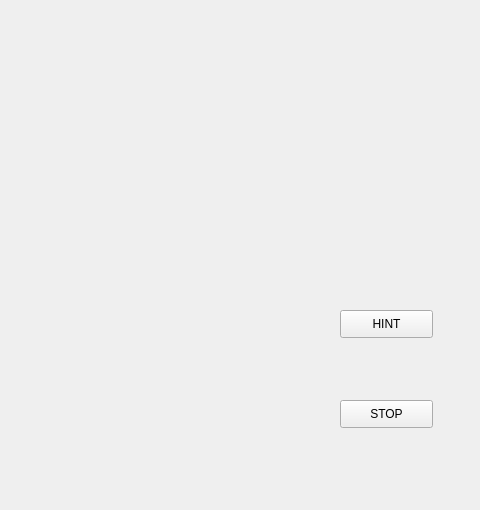
This is Bejeweled/cgamedlg.ui in Paitesanshi/Data-Structure-Project as Qt 5 draws it before an edit; both pictures show x 720 to 1200 and y 210 to 720 of the 1200 by 900 pixel window. The edited form follows.
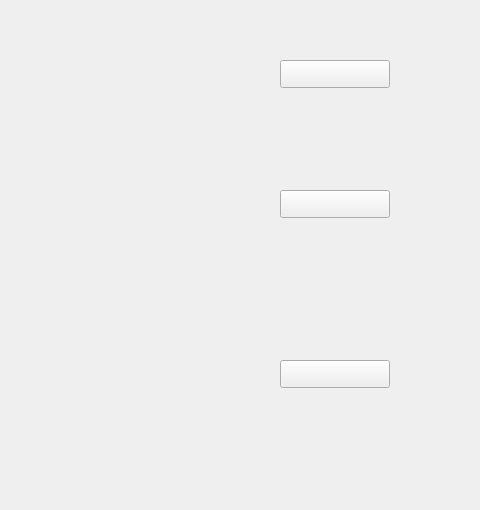
This is the edited form.

```diff
--- a/Bejeweled/cgamedlg.ui
+++ b/Bejeweled/cgamedlg.ui
@@ -31,32 +31,6 @@
     <string>分数：</string>
    </property>
   </widget>
-  <widget class="QPushButton" name="pushButton">
-   <property name="geometry">
-    <rect>
-     <x>1060</x>
-     <y>610</y>
-     <width>93</width>
-     <height>28</height>
-    </rect>
-   </property>
-   <property name="text">
-    <string>STOP</string>
-   </property>
-  </widget>
-  <widget class="QPushButton" name="pushButton_3">
-   <property name="geometry">
-    <rect>
-     <x>1060</x>
-     <y>520</y>
-     <width>93</width>
-     <height>28</height>
-    </rect>
-   </property>
-   <property name="text">
-    <string>HINT</string>
-   </property>
-  </widget>
   <widget class="QLabel" name="label_2">
    <property name="geometry">
     <rect>
@@ -75,6 +49,149 @@
     <string>目标：</string>
    </property>
   </widget>
+  <widget class="QLabel" name="label_3">
+   <property name="geometry">
+    <rect>
+     <x>1030</x>
+     <y>200</y>
+     <width>50</width>
+     <height>50</height>
+    </rect>
+   </property>
+   <property name="text">
+    <string/>
+   </property>
+  </widget>
+  <widget class="QLabel" name="label_5">
+   <property name="geometry">
+    <rect>
+     <x>1000</x>
+     <y>320</y>
+     <width>110</width>
+     <height>60</height>
+    </rect>
+   </property>
+   <property name="text">
+    <string/>
+   </property>
+  </widget>
+  <widget class="QLabel" name="label_7">
+   <property name="geometry">
+    <rect>
+     <x>1020</x>
+     <y>440</y>
+     <width>70</width>
+     <height>110</height>
+    </rect>
+   </property>
+   <property name="text">
+    <string/>
+   </property>
+  </widget>
+  <widget class="QPushButton" name="pushButton_2">
+   <property name="geometry">
+    <rect>
+     <x>1000</x>
+     <y>270</y>
+     <width>110</width>
+     <height>28</height>
+    </rect>
+   </property>
+   <property name="text">
+    <string/>
+   </property>
+  </widget>
+  <widget class="QPushButton" name="pushButton_4">
+   <property name="geometry">
+    <rect>
+     <x>1000</x>
+     <y>400</y>
+     <width>110</width>
+     <height>28</height>
+    </rect>
+   </property>
+   <property name="text">
+    <string/>
+   </property>
+  </widget>
+  <widget class="QPushButton" name="pushButton_5">
+   <property name="geometry">
+    <rect>
+     <x>1000</x>
+     <y>570</y>
+     <width>110</width>
+     <height>28</height>
+    </rect>
+   </property>
+   <property name="text">
+    <string/>
+   </property>
+  </widget>
+  <widget class="QLabel" name="label_4">
+   <property name="geometry">
+    <rect>
+     <x>1020</x>
+     <y>840</y>
+     <width>40</width>
+     <height>40</height>
+    </rect>
+   </property>
+   <property name="text">
+    <string/>
+   </property>
+  </widget>
+  <widget class="QLabel" name="label_6">
+   <property name="geometry">
+    <rect>
+     <x>1080</x>
+     <y>840</y>
+     <width>40</width>
+     <height>40</height>
+    </rect>
+   </property>
+   <property name="text">
+    <string/>
+   </property>
+  </widget>
+  <widget class="QLabel" name="label_8">
+   <property name="geometry">
+    <rect>
+     <x>1030</x>
+     <y>610</y>
+     <width>50</width>
+     <height>50</height>
+    </rect>
+   </property>
+   <property name="text">
+    <string/>
+   </property>
+  </widget>
+  <widget class="QLabel" name="label_9">
+   <property name="geometry">
+    <rect>
+     <x>1030</x>
+     <y>680</y>
+     <width>50</width>
+     <height>50</height>
+    </rect>
+   </property>
+   <property name="text">
+    <string/>
+   </property>
+  </widget>
+  <widget class="QLabel" name="label_10">
+   <property name="geometry">
+    <rect>
+     <x>1030</x>
+     <y>750</y>
+     <width>50</width>
+     <height>50</height>
+    </rect>
+   </property>
+   <property name="text">
+    <string/>
+   </property>
+  </widget>
  </widget>
  <resources/>
  <connections/>
```
